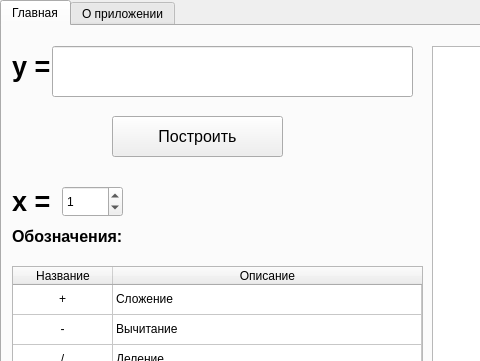
Before: the Qt Designer form form.ui in TankistPro/GraphsApp, drawn with Qt 5; both pictures show x 0 to 480 and y 0 to 361 of the 1144 by 600 pixel window.
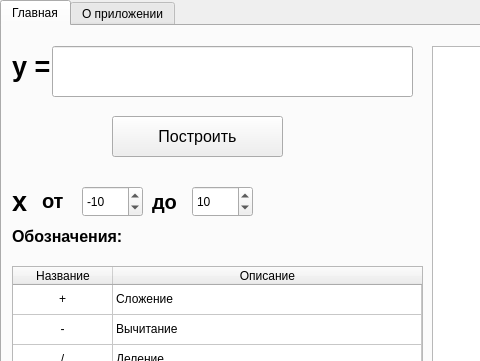
After: the same form once the commit is applied.

Commit message: add coordinate grid

Diff of the .ui file:
```diff
--- a/form.ui
+++ b/form.ui
@@ -283,7 +283,7 @@
       <rect>
        <x>10</x>
        <y>160</y>
-       <width>41</width>
+       <width>16</width>
        <height>31</height>
       </rect>
      </property>
@@ -296,20 +296,26 @@
       </font>
      </property>
      <property name="text">
-      <string>x =</string>
+      <string>x </string>
      </property>
     </widget>
     <widget class="QSpinBox" name="spinBox">
      <property name="geometry">
       <rect>
-       <x>60</x>
+       <x>80</x>
        <y>160</y>
        <width>61</width>
        <height>31</height>
       </rect>
      </property>
+     <property name="minimum">
+      <number>-100</number>
+     </property>
+     <property name="maximum">
+      <number>100</number>
+     </property>
      <property name="value">
-      <number>1</number>
+      <number>-10</number>
      </property>
     </widget>
     <widget class="QGraphicsView" name="graphicsView">
@@ -341,6 +347,65 @@
       <bool>false</bool>
      </property>
     </widget>
+    <widget class="QLabel" name="label_6">
+     <property name="geometry">
+      <rect>
+       <x>150</x>
+       <y>160</y>
+       <width>31</width>
+       <height>31</height>
+      </rect>
+     </property>
+     <property name="font">
+      <font>
+       <pointsize>15</pointsize>
+       <weight>75</weight>
+       <bold>true</bold>
+      </font>
+     </property>
+     <property name="text">
+      <string>до</string>
+     </property>
+    </widget>
+    <widget class="QLabel" name="label_7">
+     <property name="geometry">
+      <rect>
+       <x>40</x>
+       <y>160</y>
+       <width>31</width>
+       <height>30</height>
+      </rect>
+     </property>
+     <property name="font">
+      <font>
+       <pointsize>15</pointsize>
+       <weight>75</weight>
+       <bold>true</bold>
+      </font>
+     </property>
+     <property name="text">
+      <string>от</string>
+     </property>
+    </widget>
+    <widget class="QSpinBox" name="maxX">
+     <property name="geometry">
+      <rect>
+       <x>190</x>
+       <y>160</y>
+       <width>61</width>
+       <height>31</height>
+      </rect>
+     </property>
+     <property name="minimum">
+      <number>-100</number>
+     </property>
+     <property name="maximum">
+      <number>100</number>
+     </property>
+     <property name="value">
+      <number>10</number>
+     </property>
+    </widget>
    </widget>
    <widget class="QWidget" name="tab_2">
     <attribute name="title">
```
Left out of the diff: 2 changed lines with no effect on the pictures. The commit also changes 2 other files.
